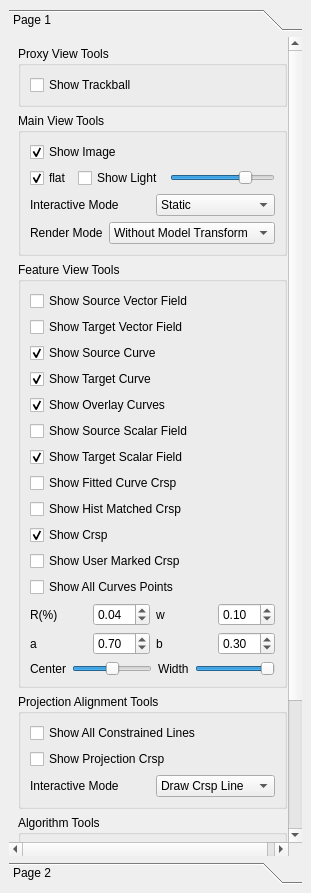
The window that src/ui/ParameterDock.ui (marlinilram/AppMod) describes before a commit, drawn with Qt 5.
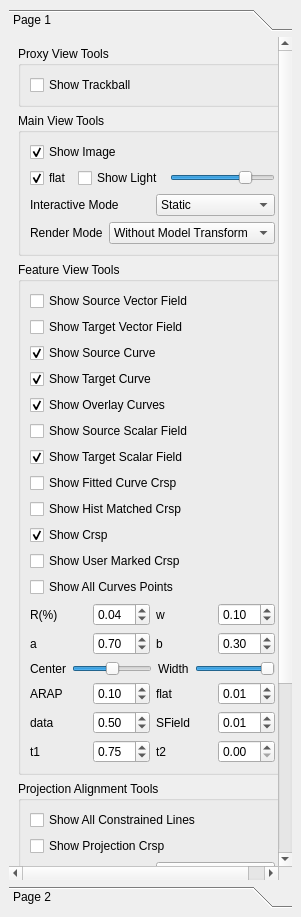
The same window after the commit.

What changed in the file:
```diff
--- a/src/ui/ParameterDock.ui
+++ b/src/ui/ParameterDock.ui
@@ -6,8 +6,8 @@
    <rect>
     <x>0</x>
     <y>0</y>
-    <width>311</width>
-    <height>893</height>
+    <width>301</width>
+    <height>917</height>
    </rect>
   </property>
   <property name="windowTitle">
@@ -26,7 +26,7 @@
          <x>0</x>
          <y>0</y>
          <width>276</width>
-         <height>876</height>
+         <height>960</height>
         </rect>
        </property>
        <attribute name="label">
@@ -395,6 +395,144 @@
              </item>
             </layout>
            </item>
+           <item>
+            <layout class="QHBoxLayout" name="horizontalLayout_11">
+             <item>
+              <widget class="QLabel" name="label_12">
+               <property name="text">
+                <string>ARAP</string>
+               </property>
+              </widget>
+             </item>
+             <item>
+              <widget class="QDoubleSpinBox" name="lamd_ARAP_doubleSpinBox">
+               <property name="decimals">
+                <number>2</number>
+               </property>
+               <property name="singleStep">
+                <double>0.010000000000000</double>
+               </property>
+               <property name="value">
+                <double>0.100000000000000</double>
+               </property>
+              </widget>
+             </item>
+             <item>
+              <widget class="QLabel" name="label_13">
+               <property name="text">
+                <string>flat</string>
+               </property>
+              </widget>
+             </item>
+             <item>
+              <widget class="QDoubleSpinBox" name="lamd_flat_doubleSpinBox">
+               <property name="decimals">
+                <number>2</number>
+               </property>
+               <property name="singleStep">
+                <double>0.010000000000000</double>
+               </property>
+               <property name="value">
+                <double>0.010000000000000</double>
+               </property>
+              </widget>
+             </item>
+            </layout>
+           </item>
+           <item>
+            <layout class="QHBoxLayout" name="horizontalLayout_10">
+             <item>
+              <widget class="QLabel" name="label_10">
+               <property name="text">
+                <string>data</string>
+               </property>
+              </widget>
+             </item>
+             <item>
+              <widget class="QDoubleSpinBox" name="lamd_data_doubleSpinBox">
+               <property name="decimals">
+                <number>2</number>
+               </property>
+               <property name="singleStep">
+                <double>0.010000000000000</double>
+               </property>
+               <property name="value">
+                <double>0.500000000000000</double>
+               </property>
+              </widget>
+             </item>
+             <item>
+              <widget class="QLabel" name="label_11">
+               <property name="text">
+                <string>SField</string>
+               </property>
+              </widget>
+             </item>
+             <item>
+              <widget class="QDoubleSpinBox" name="lamd_SField_doubleSpinBox">
+               <property name="decimals">
+                <number>2</number>
+               </property>
+               <property name="singleStep">
+                <double>0.010000000000000</double>
+               </property>
+               <property name="value">
+                <double>0.010000000000000</double>
+               </property>
+              </widget>
+             </item>
+            </layout>
+           </item>
+           <item>
+            <layout class="QHBoxLayout" name="horizontalLayout_12">
+             <item>
+              <widget class="QLabel" name="label_14">
+               <property name="text">
+                <string>t1</string>
+               </property>
+              </widget>
+             </item>
+             <item>
+              <widget class="QDoubleSpinBox" name="source_curves_t1_doubleSpinBox">
+               <property name="decimals">
+                <number>2</number>
+               </property>
+               <property name="maximum">
+                <double>1.000000000000000</double>
+               </property>
+               <property name="singleStep">
+                <double>0.010000000000000</double>
+               </property>
+               <property name="value">
+                <double>0.750000000000000</double>
+               </property>
+              </widget>
+             </item>
+             <item>
+              <widget class="QLabel" name="label_15">
+               <property name="text">
+                <string>t2</string>
+               </property>
+              </widget>
+             </item>
+             <item>
+              <widget class="QDoubleSpinBox" name="target_curves_t2_doubleSpinBox">
+               <property name="decimals">
+                <number>2</number>
+               </property>
+               <property name="maximum">
+                <double>1.000000000000000</double>
+               </property>
+               <property name="singleStep">
+                <double>0.010000000000000</double>
+               </property>
+               <property name="value">
+                <double>0.000000000000000</double>
+               </property>
+              </widget>
+             </item>
+            </layout>
+           </item>
           </layout>
          </widget>
         </item>
```
Left out of the diff: 4 changed lines with no effect on the pictures.
